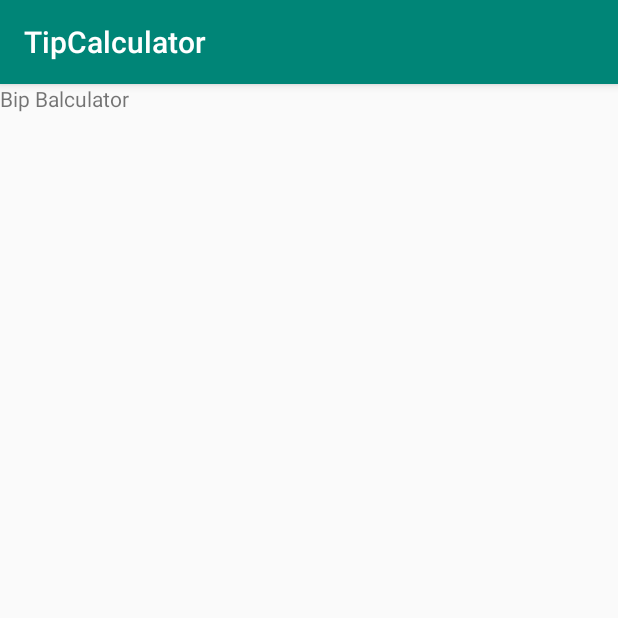
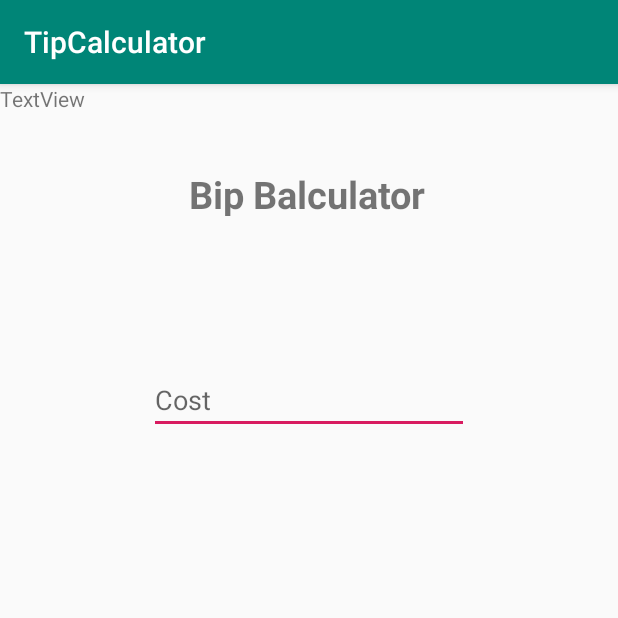
Before and after one commit to anseljohn/ACS, an Android app: the screen it shows after launch (MainActivity), on a phone screen of 412 x 824 dp, the top half of it. Run offline under Robolectric (Android 15) with nearby library versions, the phone set to English and light mode, and no system bars.

Commit message:
Basic design start

```diff
--- a/TipCalculator/app/src/main/res/layout/activity_main.xml
+++ b/TipCalculator/app/src/main/res/layout/activity_main.xml
@@ -7,10 +7,37 @@
     tools:context=".MainActivity">
 
     <TextView
-        android:id="@+id/textView"
-        android:layout_width="97dp"
-        android:layout_height="34dp"
-        android:text="Bip Balculator"
-        tools:layout_editor_absoluteX="142dp"
-        tools:layout_editor_absoluteY="49dp" />
+        android:id="@+id/title"
+        android:layout_width="160dp"
+        android:layout_height="32dp"
+        android:layout_marginTop="56dp"
+        android:text="@string/title"
+        android:textSize="25sp"
+        android:textStyle="bold"
+        app:layout_constraintBottom_toBottomOf="parent"
+        app:layout_constraintEnd_toEndOf="parent"
+        app:layout_constraintStart_toStartOf="parent"
+        app:layout_constraintTop_toTopOf="parent"
+        app:layout_constraintVertical_bias="0.0" />
+
+    <EditText
+        android:id="@+id/costInput"
+        android:layout_width="wrap_content"
+        android:layout_height="wrap_content"
+        android:layout_marginTop="100dp"
+        android:ems="10"
+        android:hint="@string/costTitle"
+        android:inputType="numberDecimal"
+        app:layout_constraintEnd_toEndOf="parent"
+        app:layout_constraintStart_toStartOf="parent"
+        app:layout_constraintTop_toBottomOf="@+id/title" />
+
+    <TextView
+        android:id="@+id/dollarSign"
+        android:layout_width="wrap_content"
+        android:layout_height="wrap_content"
+        android:text="TextView"
+        tools:layout_editor_absoluteX="24dp"
+        tools:layout_editor_absoluteY="204dp" />
+
 </androidx.constraintlayout.widget.ConstraintLayout>
--- a/TipCalculator/app/src/main/res/values/strings.xml
+++ b/TipCalculator/app/src/main/res/values/strings.xml
@@ -1,3 +1,5 @@
 <resources>
     <string name="app_name">TipCalculator</string>
+    <string name="title">Bip Balculator</string>
+    <string name="costTitle">Cost</string>
 </resources>
```
